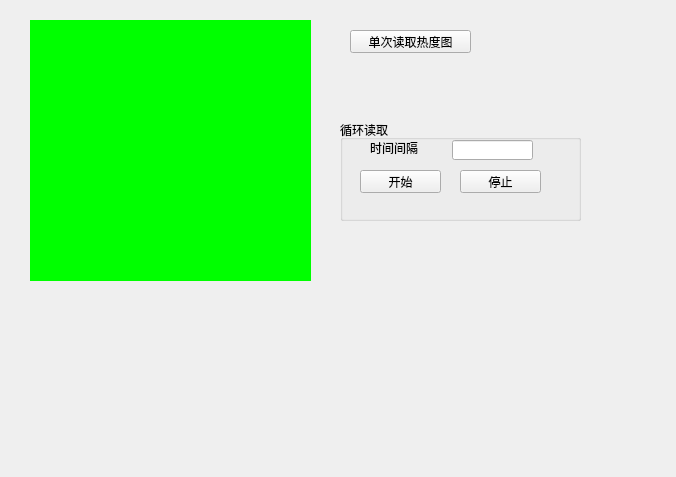
Above: source/plug/thermal_image_ui.ui from chopin1993/protocolmaster-20210731 before the change. Below: the same form after it.
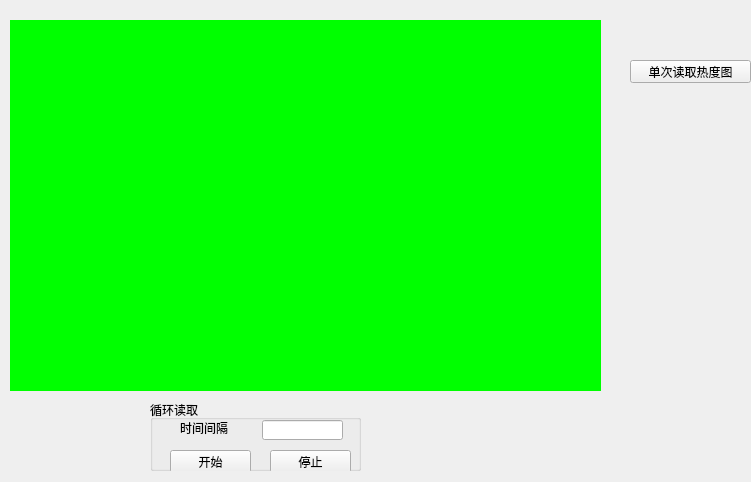
That is the form after the change.

```diff
--- a/source/plug/thermal_image_ui.ui
+++ b/source/plug/thermal_image_ui.ui
@@ -6,8 +6,8 @@
    <rect>
     <x>0</x>
     <y>0</y>
-    <width>676</width>
-    <height>477</height>
+    <width>751</width>
+    <height>482</height>
    </rect>
   </property>
   <property name="windowTitle">
@@ -16,8 +16,8 @@
   <widget class="QPushButton" name="readImageButton">
    <property name="geometry">
     <rect>
-     <x>350</x>
-     <y>30</y>
+     <x>630</x>
+     <y>60</y>
      <width>121</width>
      <height>23</height>
     </rect>
@@ -29,10 +29,10 @@
   <widget class="QLabel" name="image">
    <property name="geometry">
     <rect>
-     <x>30</x>
+     <x>10</x>
      <y>20</y>
-     <width>281</width>
-     <height>261</height>
+     <width>591</width>
+     <height>371</height>
     </rect>
    </property>
    <property name="styleSheet">
@@ -45,10 +45,10 @@
   <widget class="QGroupBox" name="groupBox">
    <property name="geometry">
     <rect>
-     <x>340</x>
-     <y>120</y>
-     <width>241</width>
-     <height>101</height>
+     <x>150</x>
+     <y>400</y>
+     <width>211</width>
+     <height>71</height>
     </rect>
    </property>
    <property name="title">
```
